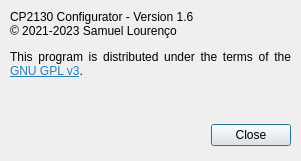
bloguetronica/cp2130-conf, file src/aboutdialog.ui: the form before one commit.
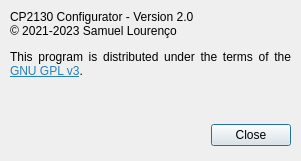
The form after the commit. Icons and pictures are not drawn.

Patch:
```diff
--- a/src/aboutdialog.ui
+++ b/src/aboutdialog.ui
@@ -65,7 +65,7 @@
     </rect>
    </property>
    <property name="text">
-    <string>&lt;html&gt;&lt;head/&gt;&lt;body&gt;&lt;p&gt;CP2130 Configurator - Version 1.6&lt;br/&gt;© 2021-2023 Samuel Lourenço&lt;/p&gt;&lt;p&gt;This program is distributed under the terms of the &lt;a href=&quot;https://www.gnu.org/licenses/gpl-3.0-standalone.html&quot;&gt;&lt;span style=&quot; text-decoration: underline; color:#2980b9;&quot;&gt;GNU GPL v3&lt;/span&gt;&lt;/a&gt;.&lt;/p&gt;&lt;/body&gt;&lt;/html&gt;</string>
+    <string>&lt;html&gt;&lt;head/&gt;&lt;body&gt;&lt;p&gt;CP2130 Configurator - Version 2.0&lt;br/&gt;© 2021-2023 Samuel Lourenço&lt;/p&gt;&lt;p&gt;This program is distributed under the terms of the &lt;a href=&quot;https://www.gnu.org/licenses/gpl-3.0-standalone.html&quot;&gt;&lt;span style=&quot; text-decoration: underline; color:#2980b9;&quot;&gt;GNU GPL v3&lt;/span&gt;&lt;/a&gt;.&lt;/p&gt;&lt;/body&gt;&lt;/html&gt;</string>
    </property>
    <property name="alignment">
     <set>Qt::AlignJustify|Qt::AlignTop</set>
```
